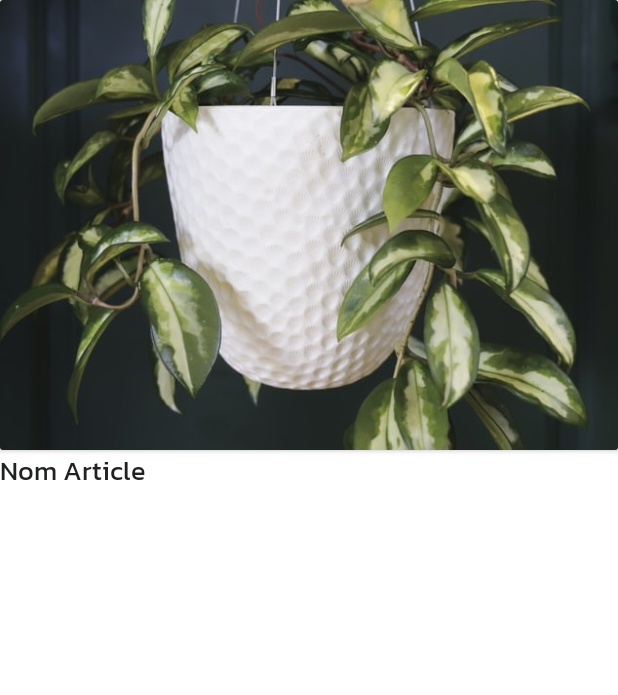
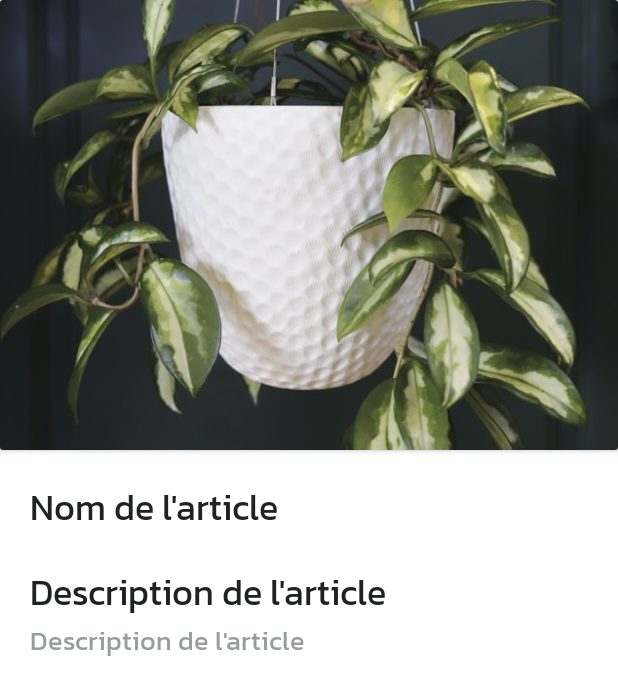
Before and after one commit to SirioItalia/SirioMobile, an Android app: the layout article_details.xml on its own in the app's theme, with its tools: preview values and no code run, on a phone screen of 412 x 824 dp. Shown: the top 695 px of the screen. Run offline under Robolectric (Android 15) with nearby library versions, the phone set to English and light mode, and no system bars.

Commit message:
ArticleDetails

```diff
--- a/app/src/main/res/layout/article_details.xml
+++ b/app/src/main/res/layout/article_details.xml
@@ -14,14 +14,35 @@
         android:layout_width="match_parent"
         android:layout_height="match_parent"
         android:scaleType="centerCrop"
-        android:src="@drawable/trending1" />
+        android:src="@drawable/trending1"/>/>
+
     </androidx.cardview.widget.CardView>
 
     <TextView
-        android:id="@+id/article_name"
+        android:id="@+id/popup_article_name"
         android:layout_width="wrap_content"
         android:layout_height="wrap_content"
         android:text="@string/popup_article_name"
-        style="@style/SubtitleTextStyle"/>
+        style="@style/TitleTextStyle"
+        android:layout_marginLeft="@dimen/default_margin"
+        android:layout_marginTop="@dimen/default_margin"/>
 
+    <TextView
+        android:id="@+id/popup_article_description"
+        android:layout_width="wrap_content"
+        android:layout_height="wrap_content"
+        android:text="@string/popup_article_description_title"
+        android:layout_marginLeft="@dimen/default_margin"
+        android:layout_marginTop="@dimen/default_margin"
+        style="@style/TitleTextStyle"
+        />
+
+    <TextView
+        android:id="@+id/popup_article_description_subtitle"
+        android:layout_width="wrap_content"
+        android:layout_height="wrap_content"
+        android:text="@string/popup_article_description_subtitle"
+        android:layout_marginLeft="@dimen/default_margin"
+        style="@style/DefaultTextStyle"
+        />
 </LinearLayout>
--- a/app/src/main/res/values/strings.xml
+++ b/app/src/main/res/values/strings.xml
@@ -17,8 +17,10 @@
 
     <string name="add_article_page_confirm_button">Confirmer</string>
 
-    <!-- Fenetre Popup de details (à voir) -->
-    <string name="popup_article_name">Nom Article</string>
+    <!-- Fenetre page d'un article (à voir) -->
+    <string name="popup_article_name">@string/item_article_name</string>
+    <string name="popup_article_description_title">Description de l\'article</string>
+    <string name="popup_article_description_subtitle">@string/item_article_description</string>
 
     <!-- Article customize -->
     <string name="item_article_name">Nom de l\'article</string>
```
Also changed, not shown: app/src/main/AndroidManifest.xml (+10 -1 lines), app/src/main/java/com/zenlaeth/sirioitalia/ArticleDetails.kt (added, +16 -0 lines), app/src/main/java/com/zenlaeth/sirioitalia/adapter/ArticleAdapter.kt (+11 -6 lines), app/src/main/res/drawable-anydpi/ic_previous.xml (added, +11 -0 lines), app/src/main/res/drawable-hdpi/ic_previous.png (added), app/src/main/res/drawable-mdpi/ic_previous.png (added), app/src/main/res/drawable-xhdpi/ic_previous.png (added), app/src/main/res/drawable-xxhdpi/ic_previous.png (added).
